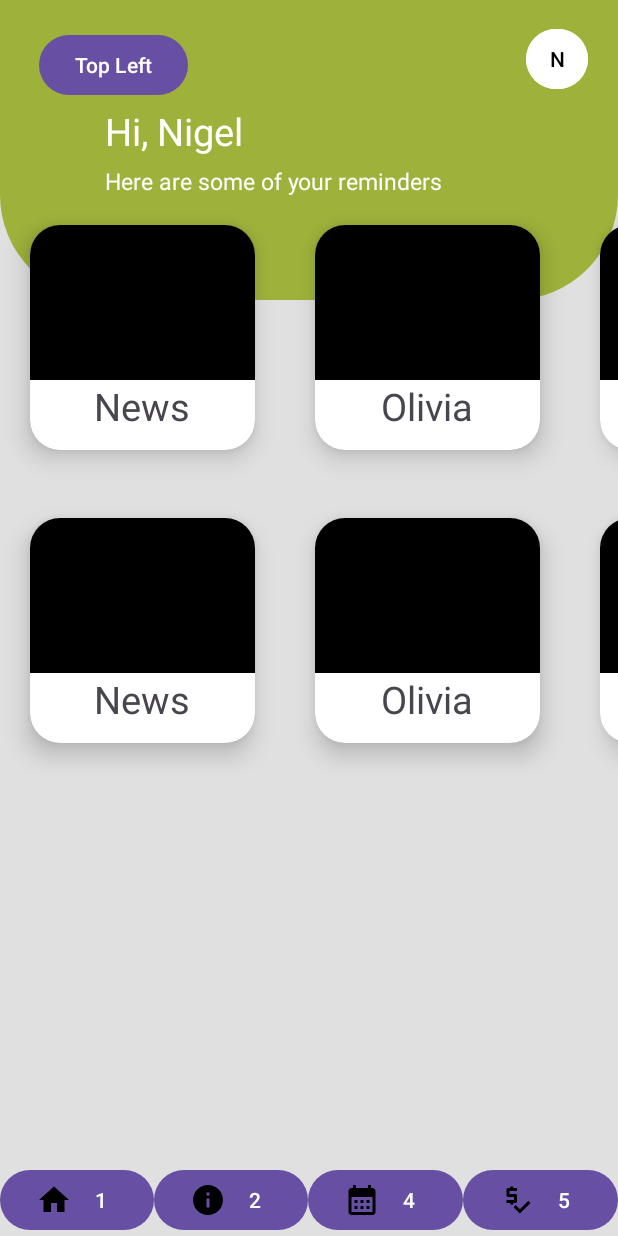
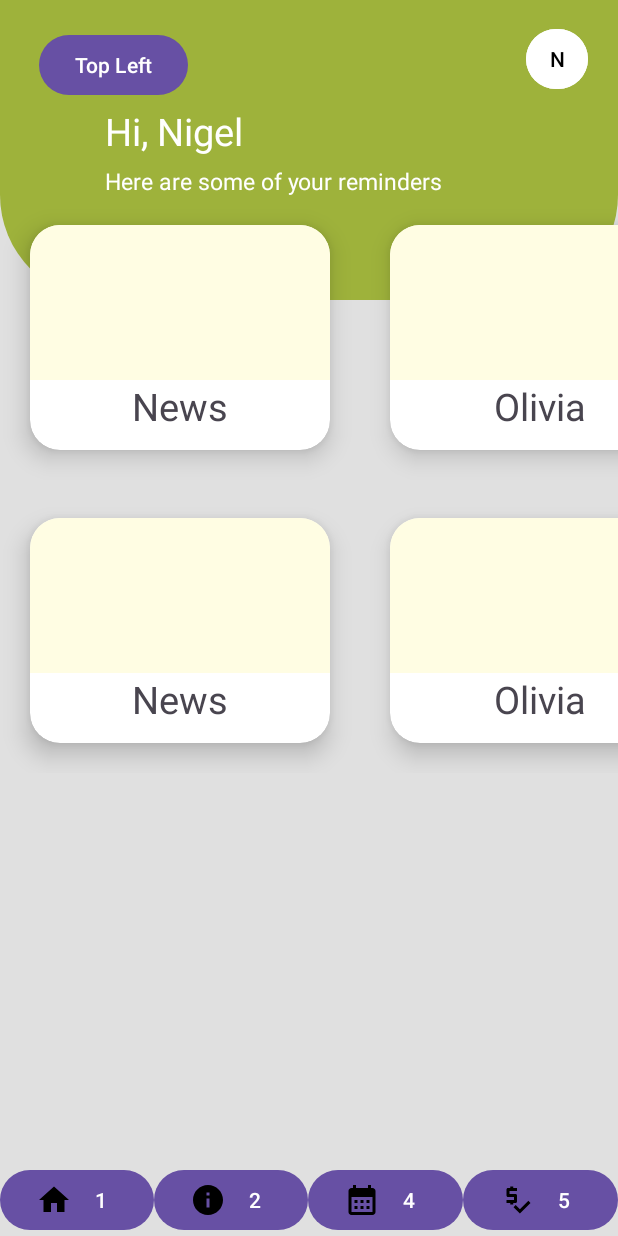
Before and after one commit to marioalmandoz/Waste_reductio_app, an Android app: the screen it shows after launch (MainActivity), on a phone screen of 412 x 824 dp. Run offline under Robolectric (Android 15) with nearby library versions, the phone set to English and light mode, and no system bars.

Commit message:
updated layout home page

```diff
--- a/app/src/main/res/layout/activity_main.xml
+++ b/app/src/main/res/layout/activity_main.xml
@@ -88,7 +88,7 @@
                 android:orientation="horizontal">
 
                 <androidx.cardview.widget.CardView
-                    android:layout_width="150dp"
+                    android:layout_width="200dp"
                     android:layout_height="150dp"
                     android:layout_margin="20dp"
                     app:cardCornerRadius="20dp"
@@ -103,7 +103,7 @@
                         <View
                             android:layout_width="match_parent"
                             android:layout_height="103dp"
-                            android:background="@android:color/black"></View>
+                            android:background="#FFFDE3"></View>
 
                         <TextView
                             android:layout_width="wrap_content"
@@ -117,7 +117,7 @@
                 </androidx.cardview.widget.CardView>
 
                 <androidx.cardview.widget.CardView
-                    android:layout_width="150dp"
+                    android:layout_width="200dp"
                     android:layout_height="150dp"
                     android:layout_margin="20dp"
                     app:cardCornerRadius="20dp"
@@ -132,7 +132,65 @@
                         <View
                             android:layout_width="match_parent"
                             android:layout_height="103dp"
-                            android:background="@android:color/black"></View>
+                            android:background="#FFFDE3"></View>
+
+                        <TextView
+                            android:layout_width="wrap_content"
+                            android:layout_height="wrap_content"
+                            android:text="Olivia"
+                            android:textSize="25dp"></TextView>
+
+                    </LinearLayout>
+
+
+                </androidx.cardview.widget.CardView>
+
+                <androidx.cardview.widget.CardView
+                    android:layout_width="200dp"
+                    android:layout_height="150dp"
+                    android:layout_margin="20dp"
+                    app:cardCornerRadius="20dp"
+                    app:cardElevation="10dp">
+
+                    <LinearLayout
+                        android:layout_width="match_parent"
+                        android:layout_height="wrap_content"
+                        android:gravity="center_horizontal"
+                        android:orientation="vertical">
+
+                        <View
+                            android:layout_width="match_parent"
+                            android:layout_height="103dp"
+                            android:background="#FFFDE3"></View>
+
+                        <TextView
+                            android:layout_width="wrap_content"
+                            android:layout_height="wrap_content"
+                            android:text="Olivia"
+                            android:textSize="25dp"></TextView>
+
+                    </LinearLayout>
+
+
+                </androidx.cardview.widget.CardView>
+
+                <androidx.cardview.widget.CardView
+                    android:layout_width="200dp"
+                    android:layout_height="150dp"
+                    android:layout_margin="20dp"
+                    app:cardCornerRadius="20dp"
+                    app:cardElevation="10dp">
+
+                    <LinearLayout
+                        android:layout_width="match_parent"
+                        android:layout_height="wrap_content"
+                        android:gravity="center_horizontal"
+                        android:orientation="vertical">
+
+                        <View
+                            android:layout_width="match_parent"
+                            android:layout_height="103dp"
+                            android:background="#FFFDE3"></View>
 
                         <TextView
                             android:layout_width="wrap_content"
@@ -161,65 +219,7 @@
                         <View
                             android:layout_width="match_parent"
                             android:layout_height="103dp"
-                            android:background="@android:color/black"></View>
-
-                        <TextView
-                            android:layout_width="wrap_content"
-                            android:layout_height="wrap_content"
-                            android:text="Olivia"
-                            android:textSize="25dp"></TextView>
-
-                    </LinearLayout>
-
-
-                </androidx.cardview.widget.CardView>
-
-                <androidx.cardview.widget.CardView
-                    android:layout_width="150dp"
-                    android:layout_height="150dp"
-                    android:layout_margin="20dp"
-                    app:cardCornerRadius="20dp"
-                    app:cardElevation="10dp">
-
-                    <LinearLayout
-                        android:layout_width="match_parent"
-                        android:layout_height="wrap_content"
-                        android:gravity="center_horizontal"
-                        android:orientation="vertical">
-
-                        <View
-                            android:layout_width="match_parent"
-                            android:layout_height="103dp"
-                            android:background="@android:color/black"></View>
-
-                        <TextView
-                            android:layout_width="wrap_content"
-                            android:layout_height="wrap_content"
-                            android:text="Olivia"
-                            android:textSize="25dp"></TextView>
-
-                    </LinearLayout>
-
-
-                </androidx.cardview.widget.CardView>
-
-                <androidx.cardview.widget.CardView
-                    android:layout_width="150dp"
-                    android:layout_height="150dp"
-                    android:layout_margin="20dp"
-                    app:cardCornerRadius="20dp"
-                    app:cardElevation="10dp">
-
-                    <LinearLayout
-                        android:layout_width="match_parent"
-                        android:layout_height="wrap_content"
-                        android:gravity="center_horizontal"
-                        android:orientation="vertical">
-
-                        <View
-                            android:layout_width="match_parent"
-                            android:layout_height="103dp"
-                            android:background="@android:color/black"></View>
+                            android:background="#FFFDE3"></View>
 
                         <TextView
                             android:layout_width="wrap_content"
@@ -254,7 +254,7 @@
                 android:orientation="horizontal">
 
                 <androidx.cardview.widget.CardView
-                    android:layout_width="150dp"
+                    android:layout_width="200dp"
                     android:layout_height="150dp"
                     android:layout_margin="20dp"
                     app:cardCornerRadius="20dp"
@@ -269,7 +269,7 @@
                         <View
                             android:layout_width="match_parent"
                             android:layout_height="103dp"
-                            android:background="@android:color/black"></View>
+                            android:background="#FFFDE3"></View>
 
                         <TextView
                             android:layout_width="wrap_content"
@@ -283,7 +283,7 @@
                 </androidx.cardview.widget.CardView>
 
                 <androidx.cardview.widget.CardView
-                    android:layout_width="150dp"
+                    android:layout_width="200dp"
                     android:layout_height="150dp"
                     android:layout_margin="20dp"
                     app:cardCornerRadius="20dp"
@@ -298,7 +298,7 @@
                         <View
                             android:layout_width="match_parent"
                             android:layout_height="103dp"
-                            android:background="@android:color/black"></View>
+                            android:background="#FFFDE3"></View>
 
                         <TextView
                             android:layout_width="wrap_content"
@@ -312,7 +312,7 @@
                 </androidx.cardview.widget.CardView>
 
                 <androidx.cardview.widget.CardView
-                    android:layout_width="150dp"
+                    android:layout_width="200dp"
                     android:layout_height="150dp"
                     android:layout_margin="20dp"
                     app:cardCornerRadius="20dp"
@@ -327,7 +327,7 @@
                         <View
                             android:layout_width="match_parent"
                             android:layout_height="103dp"
-                            android:background="@android:color/black"></View>
+                            android:background="#FFFDE3"></View>
 
                         <TextView
                             android:layout_width="wrap_content"
@@ -341,7 +341,7 @@
                 </androidx.cardview.widget.CardView>
 
                 <androidx.cardview.widget.CardView
-                    android:layout_width="150dp"
+                    android:layout_width="200dp"
                     android:layout_height="150dp"
                     android:layout_margin="20dp"
                     app:cardCornerRadius="20dp"
@@ -356,7 +356,7 @@
                         <View
                             android:layout_width="match_parent"
                             android:layout_height="103dp"
-                            android:background="@android:color/black"></View>
+                            android:background="#FFFDE3"></View>
 
                         <TextView
                             android:layout_width="wrap_content"
@@ -370,7 +370,7 @@
                 </androidx.cardview.widget.CardView>
 
                 <androidx.cardview.widget.CardView
-                    android:layout_width="150dp"
+                    android:layout_width="200dp"
                     android:layout_height="150dp"
                     android:layout_margin="20dp"
                     app:cardCornerRadius="20dp"
@@ -385,7 +385,7 @@
                         <View
                             android:layout_width="match_parent"
                             android:layout_height="103dp"
-                            android:background="@android:color/black"></View>
+                            android:background="#FFFDE3"></View>
 
                         <TextView
                             android:layout_width="wrap_content"
```
